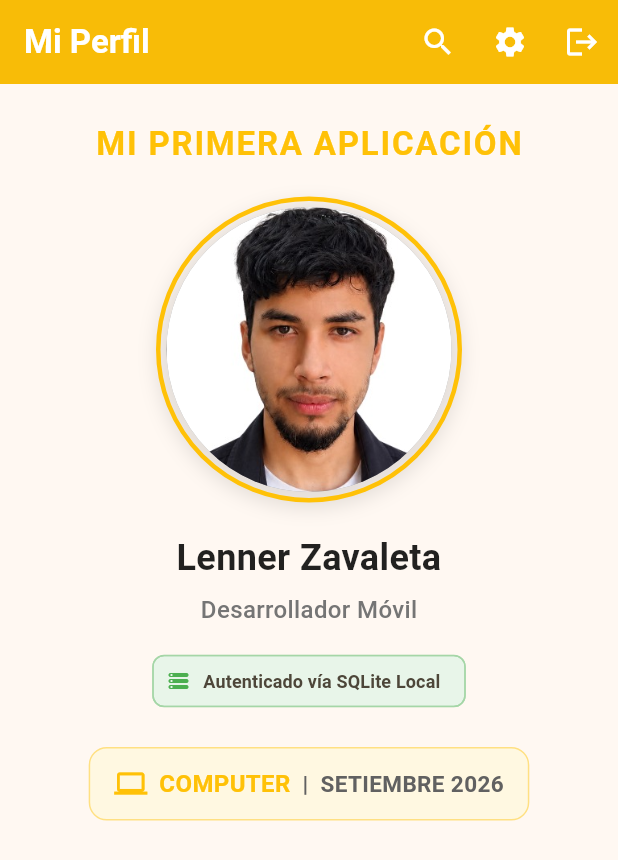
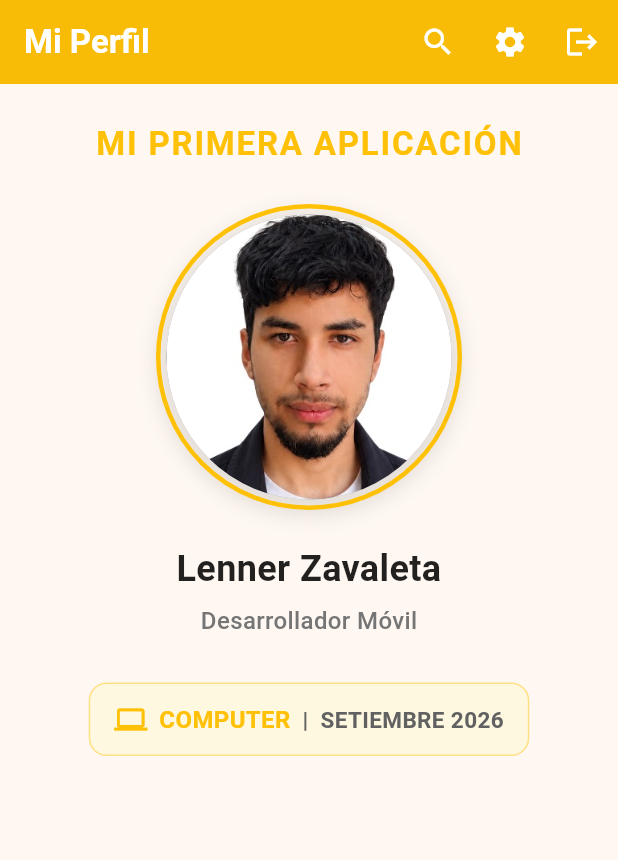
Before and after one commit to lenzhit/am-lab-flutter, a Flutter app: the HomeScreen screen opened directly, on a phone screen of 412 x 824 dp. Shown: the top 860 px of the screen. Run offline on Flutter 3.47's test engine with Material 3 defaults, Android fonts, the phone set to English and light mode, and no system bars; our stand-ins replace sqflite; accounts and stored records are empty.

```diff
--- a/lib/home.dart
+++ b/lib/home.dart
@@ -63,7 +63,7 @@ class HomeScreen extends StatelessWidget {
                     letterSpacing: 1.2,
                   ),
                 ),
-                const SizedBox(height: 20),
+                const SizedBox(height: 25),
                 Container(
                   padding: const EdgeInsets.all(4),
                   decoration: BoxDecoration(
@@ -83,7 +83,7 @@ class HomeScreen extends StatelessWidget {
                     backgroundImage: AssetImage('assets/img/persona.png'),
                   ),
                 ),
-                const SizedBox(height: 20),
+                const SizedBox(height: 22),
                 Text(
                   userName,
                   style: const TextStyle(
@@ -102,17 +102,7 @@ class HomeScreen extends StatelessWidget {
                     color: Colors.grey[600],
                   ),
                 ),
-                const SizedBox(height: 12),
-                Chip(
-                  avatar: const Icon(Icons.storage_rounded, size: 16, color: Colors.green),
-                  label: const Text(
-                    'Autenticado vía SQLite Local',
-                    style: TextStyle(fontSize: 12, fontWeight: FontWeight.w600),
-                  ),
-                  backgroundColor: Colors.green.shade50,
-                  side: BorderSide(color: Colors.green.shade200),
-                ),
-                const SizedBox(height: 20),
+                const SizedBox(height: 30),
                 Container(
                   padding: const EdgeInsets.symmetric(horizontal: 16, vertical: 12),
                   decoration: BoxDecoration(
```
Also changed, not shown: lib/db/database_helper.dart (+3 -10 lines), lib/login.dart (+9 -122 lines).
